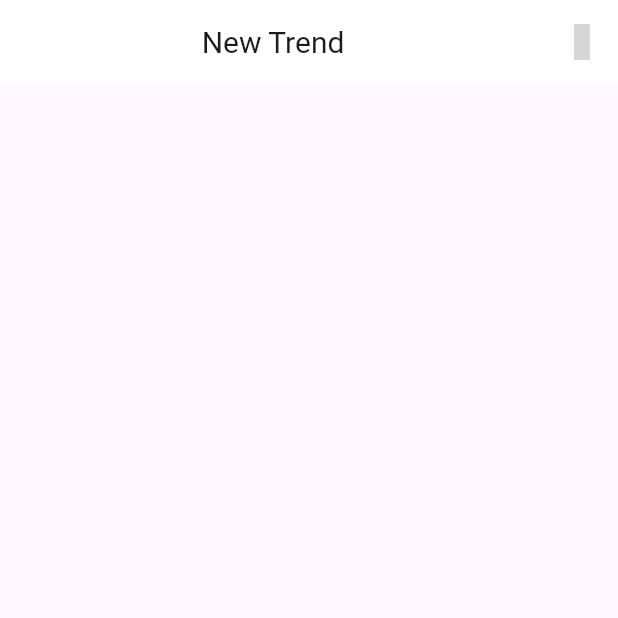
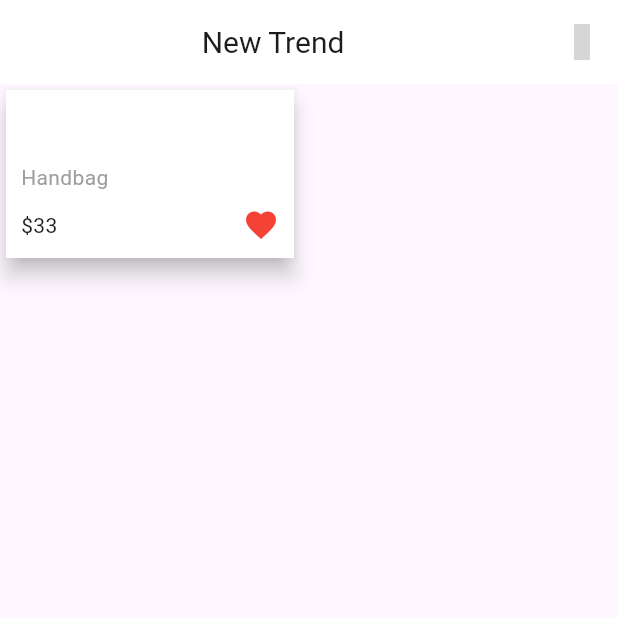
Before and after one commit to MohamedHamedAbdulhakam/store_app, a Flutter app: the screen it shows after launch, on a phone screen of 412 x 824 dp, the top half of it. Run offline on Flutter 3.47's test engine with Material 3 defaults, Android fonts, the phone set to English and light mode, and no system bars; our stand-ins replace google_fonts; missing offline and left inert: awesome_icons; grey boxes are pictures that could not be loaded.

Commit message:
product card

```diff
--- a/lib/screens/home_page.dart
+++ b/lib/screens/home_page.dart
@@ -11,7 +11,8 @@ class HomePage extends StatelessWidget {
     return Scaffold(
       appBar: AppBar(
         actions: [
-          IconButton(onPressed: () {}, icon: const Icon(FontAwesomeIcons.cart))
+          IconButton(
+              onPressed: () {}, icon: const Icon(FontAwesomeIcons.cartPlus))
         ],
         backgroundColor: Colors.white,
         title: Center(
@@ -23,6 +24,41 @@ class HomePage extends StatelessWidget {
           )),
         )),
       ),
+      body: Container(
+        width: 200,
+        height: 120,
+        child: const Card(
+          color: Colors.white,
+          elevation: 6,
+          shape: BeveledRectangleBorder(),
+          child: Padding(
+            padding: EdgeInsets.symmetric(horizontal: 10),
+            child: Column(
+              crossAxisAlignment: CrossAxisAlignment.start,
+              mainAxisAlignment: MainAxisAlignment.end,
+              children: [
+                Text(
+                  'Handbag',
+                  style: TextStyle(color: Colors.grey),
+                ),
+                Padding(
+                  padding: EdgeInsets.symmetric(vertical: 10),
+                  child: Row(
+                    mainAxisAlignment: MainAxisAlignment.spaceBetween,
+                    children: [
+                      Text(r'$33'),
+                      Icon(
+                        Icons.favorite,
+                        color: Colors.red,
+                      )
+                    ],
+                  ),
+                )
+              ],
+            ),
+          ),
+        ),
+      ),
     );
   }
 }
```
